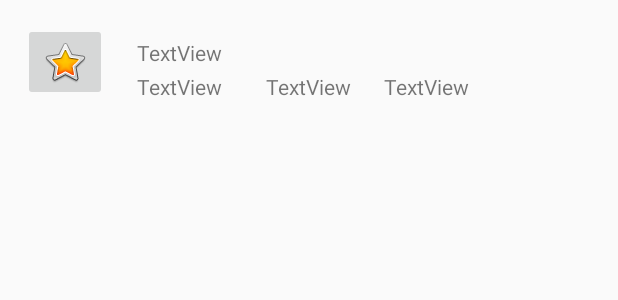
After one commit to MBurzynski/King-of-the-mountain, an Android app: the layout list_element.xml on its own in the app's theme, with its tools: preview values and no code run, on a phone screen of 412 x 824 dp. The commit adds this screen. Shown: the top 300 px of the screen. Run offline under Robolectric (Android 15) with nearby library versions, the phone set to English and light mode, and no system bars.

Commit message:
Starred Segments added

```diff
--- a/app/src/main/AndroidManifest.xml
+++ b/app/src/main/AndroidManifest.xml
@@ -43,7 +43,8 @@
             android:name=".MapsActivity"
             android:label="@string/title_activity_maps" />
         <activity android:name=".AuthActivity" />
-        <activity android:name=".SegmentOptions"></activity>
+        <activity android:name=".SegmentOptions" />
+        <activity android:name=".StarredSegmentsActivity"></activity>
     </application>
 
 </manifest>
--- /dev/null
+++ b/app/src/main/res/layout/list_element.xml
@@ -0,0 +1,51 @@
+<?xml version="1.0" encoding="utf-8"?>
+<RelativeLayout xmlns:android="http://schemas.android.com/apk/res/android"
+    xmlns:app="http://schemas.android.com/apk/res-auto"
+    android:layout_width="match_parent"
+    android:layout_height="match_parent">
+
+    <ImageButton
+        android:id="@+id/imageButton"
+        android:layout_width="wrap_content"
+        android:layout_height="wrap_content"
+        android:layout_alignParentStart="true"
+        android:layout_alignParentTop="true"
+        android:layout_marginStart="15dp"
+        android:layout_marginTop="15dp"
+        app:srcCompat="@android:drawable/btn_star_big_on" />
+
+    <TextView
+        android:id="@+id/textViewSegmentName"
+        android:layout_width="wrap_content"
+        android:layout_height="wrap_content"
+        android:layout_alignTop="@+id/imageButton"
+        android:layout_marginStart="20dp"
+        android:layout_marginTop="10dp"
+        android:layout_toEndOf="@+id/imageButton"
+        android:text="TextView" />
+
+    <TextView
+        android:id="@+id/textViewDistance"
+        android:layout_width="wrap_content"
+        android:layout_height="wrap_content"
+        android:layout_alignBottom="@+id/imageButton"
+        android:layout_alignStart="@+id/textViewSegmentName"
+        android:text="TextView" />
+
+    <TextView
+        android:id="@+id/textViewGrade"
+        android:layout_width="wrap_content"
+        android:layout_height="wrap_content"
+        android:layout_alignTop="@+id/textViewDistance"
+        android:layout_centerHorizontal="true"
+        android:text="TextView" />
+
+    <TextView
+        android:id="@+id/textViewTailWind"
+        android:layout_width="wrap_content"
+        android:layout_height="wrap_content"
+        android:layout_alignTop="@+id/textViewGrade"
+        android:layout_marginStart="22dp"
+        android:layout_toEndOf="@+id/textViewGrade"
+        android:text="TextView" />
+</RelativeLayout>
--- a/app/src/main/res/values/colors.xml
+++ b/app/src/main/res/values/colors.xml
@@ -1,6 +1,6 @@
 <?xml version="1.0" encoding="utf-8"?>
 <resources>
-    <color name="colorPrimary">#3F51B5</color>
+    <color name="colorPrimary">#ff8c1a</color>
     <color name="colorPrimaryDark">#BD4824</color>
     <color name="colorAccent">#FF4081</color>
     <color name="colorWhite">#FFFFFF</color>
--- a/app/src/main/res/values/strings.xml
+++ b/app/src/main/res/values/strings.xml
@@ -9,4 +9,6 @@
     <string name="segmentOptionsMaxGrade">Maksymalne nachylenie</string>
     <string name="segmentOptionsMinTailWind">Minimalny procent jazdy z wiatrem</string>
     <string name="segmentSearch">Szukaj</string>
+    <string name="viewStarredSegments">Pokaż segmenty na mapie</string>
+    <string name="starredSegmentsTitle">Ulubione segmenty</string>
 </resources>
```
Also changed, not shown: app/src/main/java/com/example/marcin/kingofthemountain/ScrollListAdapter.java (added, +54 -0 lines), app/src/main/java/com/example/marcin/kingofthemountain/StarredSegmentsActivity.java (added, +64 -0 lines), app/src/main/java/com/example/marcin/kingofthemountain/StravaAPI/StravaAPI.java (+7 -2 lines), app/src/main/res/layout/activity_segment_options.xml (+4 -4 lines), app/src/main/res/layout/activity_starred_segments.xml (added, +39 -0 lines).
